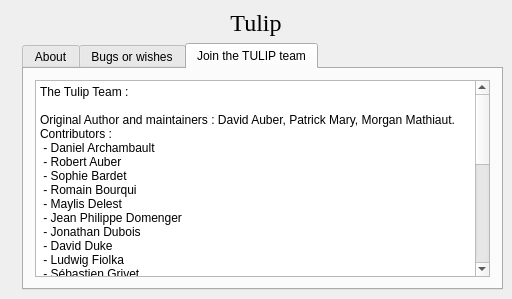
This is software/tulip/designer/InfoDialog.ui in jalamao/tulip-1 as Qt 5 draws it before an edit. The edited form follows.
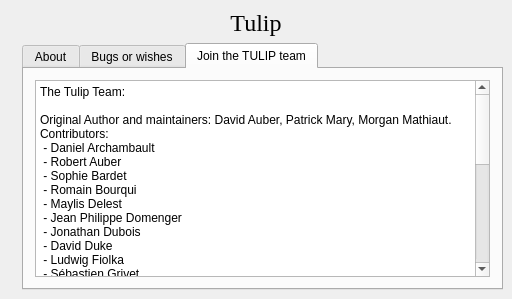
This is the edited form. The open tabs and pages were chosen to show the change. Icons and pictures are not drawn.

Diff of the .ui file:
```diff
--- a/software/tulip/designer/InfoDialog.ui
+++ b/software/tulip/designer/InfoDialog.ui
@@ -177,10 +177,10 @@
               <string>&lt;html>&lt;head>&lt;meta name="qrichtext" content="1" />&lt;style type="text/css">
 p, li { white-space: pre-wrap; }
 &lt;/style>&lt;/head>&lt;body style=" font-family:'Sans Serif'; font-size:9pt; font-weight:400; font-style:normal; text-decoration:none;">
-&lt;p style=" margin-top:0px; margin-bottom:0px; margin-left:0px; margin-right:0px; -qt-block-indent:0; text-indent:0px;">The Tulip Team :&lt;/p>
+&lt;p style=" margin-top:0px; margin-bottom:0px; margin-left:0px; margin-right:0px; -qt-block-indent:0; text-indent:0px;">The Tulip Team:&lt;/p>
 &lt;p style="-qt-paragraph-type:empty; margin-top:0px; margin-bottom:0px; margin-left:0px; margin-right:0px; -qt-block-indent:0; text-indent:0px;">&lt;/p>
-&lt;p style=" margin-top:0px; margin-bottom:0px; margin-left:0px; margin-right:0px; -qt-block-indent:0; text-indent:0px;">Original Author and maintainers : David Auber, Patrick Mary, Morgan Mathiaut.&lt;/p>
-&lt;p style=" margin-top:0px; margin-bottom:0px; margin-left:0px; margin-right:0px; -qt-block-indent:0; text-indent:0px;">Contributors :&lt;/p>
+&lt;p style=" margin-top:0px; margin-bottom:0px; margin-left:0px; margin-right:0px; -qt-block-indent:0; text-indent:0px;">Original Author and maintainers: David Auber, Patrick Mary, Morgan Mathiaut.&lt;/p>
+&lt;p style=" margin-top:0px; margin-bottom:0px; margin-left:0px; margin-right:0px; -qt-block-indent:0; text-indent:0px;">Contributors:&lt;/p>
 &lt;p style=" margin-top:0px; margin-bottom:0px; margin-left:0px; margin-right:0px; -qt-block-indent:0; text-indent:0px;"> - Daniel Archambault&lt;/p>
 &lt;p style=" margin-top:0px; margin-bottom:0px; margin-left:0px; margin-right:0px; -qt-block-indent:0; text-indent:0px;"> - Robert Auber&lt;/p>
 &lt;p style=" margin-top:0px; margin-bottom:0px; margin-left:0px; margin-right:0px; -qt-block-indent:0; text-indent:0px;"> - Sophie Bardet&lt;/p>
@@ -205,9 +205,9 @@
 &lt;p style=" margin-top:0px; margin-bottom:0px; margin-left:0px; margin-right:0px; -qt-block-indent:0; text-indent:0px;">need to be done.&lt;/p>
 &lt;p style=" margin-top:0px; margin-bottom:0px; margin-left:0px; margin-right:0px; -qt-block-indent:0; text-indent:0px;">Every participation is welcome, (graphism, plug-ins,  documentation, low level library improvements)&lt;/p>
 &lt;p style="-qt-paragraph-type:empty; margin-top:0px; margin-bottom:0px; margin-left:0px; margin-right:0px; -qt-block-indent:0; text-indent:0px;">&lt;/p>
-&lt;p style=" margin-top:0px; margin-bottom:0px; margin-left:0px; margin-right:0px; -qt-block-indent:0; text-indent:0px;">To contact us send email to : &lt;/p>
+&lt;p style=" margin-top:0px; margin-bottom:0px; margin-left:0px; margin-right:0px; -qt-block-indent:0; text-indent:0px;">To contact us send email to: &lt;/p>
 &lt;p style=" margin-top:0px; margin-bottom:0px; margin-left:0px; margin-right:0px; -qt-block-indent:0; text-indent:0px;">auber@tulip-software.org&lt;/p>
-&lt;p style=" margin-top:0px; margin-bottom:0px; margin-left:0px; margin-right:0px; -qt-block-indent:0; text-indent:0px;">Or use sourceforge system :&lt;/p>
+&lt;p style=" margin-top:0px; margin-bottom:0px; margin-left:0px; margin-right:0px; -qt-block-indent:0; text-indent:0px;">Or use sourceforge system:&lt;/p>
 &lt;p style=" margin-top:0px; margin-bottom:0px; margin-left:0px; margin-right:0px; -qt-block-indent:0; text-indent:0px;">http://sourceforge.net/projects/auber&lt;/p>&lt;/body>&lt;/html></string>
              </property>
             </widget>
```
Left out of the diff: 4 changed lines with no effect on the pictures.
